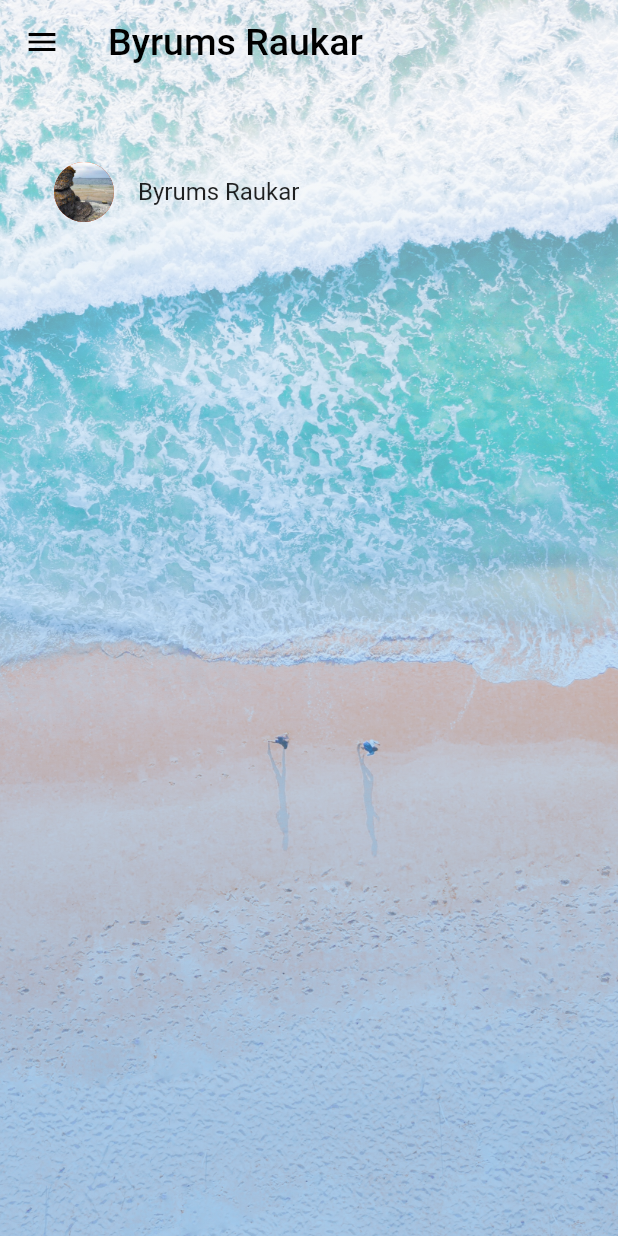
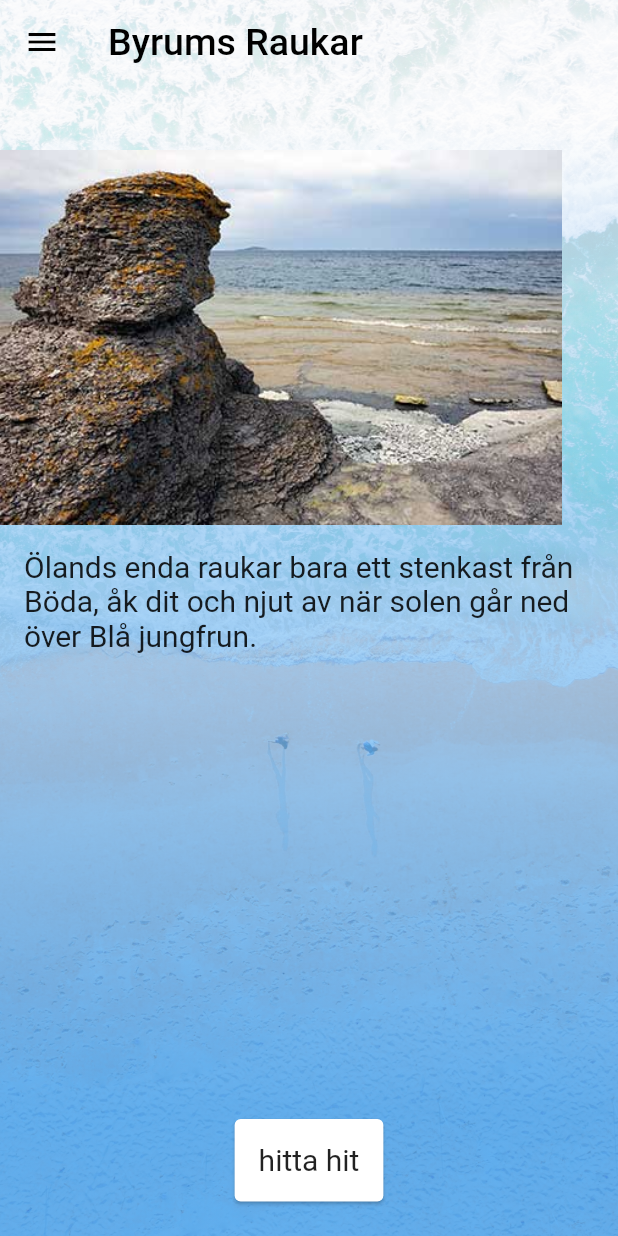
Before and after one commit to wrang308/Beach-aid-camp, a Flutter app: the ByrumPage screen opened directly, on a phone screen of 412 x 824 dp. Run offline on Flutter 3.47's test engine with Material 2 defaults, Android fonts, the phone set to English and light mode, and no system bars; our stand-ins replace auto_size_text, cloud_firestore, firebase_messaging, page_transition, photo_view, shared_preferences; accounts and stored records are empty.

Commit message:
added new templete for things to see around boda

```diff
--- a/lib/turistSaker.dart
+++ b/lib/turistSaker.dart
@@ -7,6 +7,7 @@ import 'package:flutter/services.dart';
 import 'groups.dart';
 import 'package:flutter_app_testing_coding/drawer.dart';
 import 'package:page_transition/page_transition.dart';
+import 'package:url_launcher/url_launcher.dart';
 
 class TuristRoute extends StatefulWidget {
 
@@ -59,7 +60,7 @@ class _turistState extends State<TuristRoute> {
                 onTap: () {
                   Navigator.push(
                     context,
-                    PageTransition(type: PageTransitionType.fade, child: ByrumPage()f, duration: Duration(milliseconds: 500)),
+                    PageTransition(type: PageTransitionType.fade, child: ByrumPage(), duration: Duration(milliseconds: 500)),
                   );
 
                 }
@@ -162,22 +163,60 @@ class _byrumState extends State<ByrumPage> {
                   stops: [0.1, 0.9],
                   colors: [
                     // Colors are easy thanks to Flutter's Colors class.
-                    Colors.white.withOpacity(0.5),
-                    Colors.blue.withOpacity(0.4),
+                    Colors.white.withOpacity(0.8),
+                    Colors.blue.withOpacity(0.7),
                   ],
                 ),
               ),),
-            ListView(
-              padding: const EdgeInsets.fromLTRB(20,100,20,20),
-              children: <Widget>[
-                ListTile(
-                  leading: CircleAvatar(
-                    backgroundImage: AssetImage("assets/images/byrums-raukar-bla-jungfrun.jpg"), // no matter how big it is, it won't overflow
-                  ),
-                  title: Text('Byrums Raukar'),
+
+              Positioned(
+                top: 100,
+                child: Image(
+                  height: 250,
+
+                  image: AssetImage("assets/images/byrums-raukar-bla-jungfrun.jpg"),
                 ),
-              ],
+              ),
+
+            Positioned(
+                top: 350,
+                width: MediaQuery.of(context).size.width,
+                child: Padding(
+                  padding: EdgeInsets.all(16.0),
+                  child: Text("Ölands enda raukar bara ett stenkast från Böda, åk"
+                    " dit och njut av när solen går ned över Blå jungfrun. ",
+                    style: TextStyle(
+                      fontSize: 20,
+
+                    ),),)
             ),
+
+
+            Align(
+              alignment: Alignment(0.0, 0.95),
+
+              child: InkWell(
+                  splashColor: Colors.blue.withAlpha(30),
+                  child: Card(
+
+                  child: Padding(
+                    padding: EdgeInsets.all(16.0),
+
+                child:Text("hitta hit",
+                style: TextStyle(
+                    fontSize: 20,
+
+                ),
+                    textAlign: TextAlign.center),
+            ),
+                ),
+                onTap: (){
+                launchURL('https://www.google.se/maps/place/B%C3%B6dag%C3%A5rdens+Camping/@57.2586348,17.0482654,17z/data=!3m1!4b1!4m8!3m7!1s0x46f7fee2c478294d:0xddb1b62af6d8274c!5m2!4m1!1i2!8m2!3d57.2586319!4d17.0504541');
+                }
+
+            ),
+            ),
+
             new Positioned(
               //Place it at the top, and not use the entire screen
               top: 0.0,
@@ -197,3 +236,12 @@ class _byrumState extends State<ByrumPage> {
     );
   }
 }
+
+launchURL(url) async {
+  //const url = 'https://www.google.se/maps/place/B%C3%B6dag%C3%A5rdens+Camping/@57.2586348,17.0482654,17z/data=!3m1!4b1!4m8!3m7!1s0x46f7fee2c478294d:0xddb1b62af6d8274c!5m2!4m1!1i2!8m2!3d57.2586319!4d17.0504541';
+  if (await canLaunch(url)) {
+    await launch(url);
+  } else {
+    throw 'Could not launch $url';
+  }
+}
```
